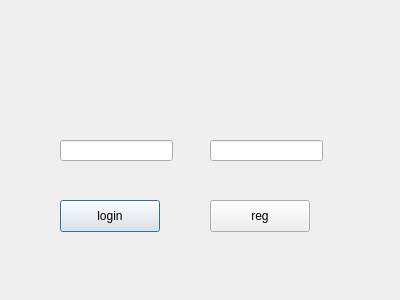
Qt form p2p_arbitration_app/login_dialog.ui (Boodeyman/p2p_arbitration) before a commit.
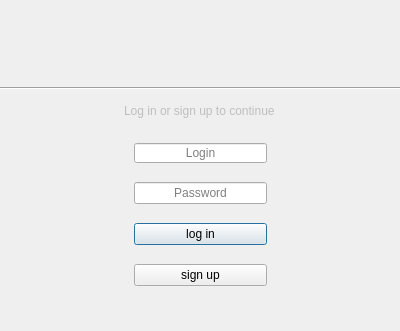
The same form after that commit. Icons and pictures are not drawn.

What changed in the file:
```diff
--- a/p2p_arbitration_app/login_dialog.ui
+++ b/p2p_arbitration_app/login_dialog.ui
@@ -2,66 +2,20 @@
 <ui version="4.0">
  <class>Dialog</class>
  <widget class="QDialog" name="Dialog">
+  <property name="enabled">
+   <bool>true</bool>
+  </property>
   <property name="geometry">
    <rect>
     <x>0</x>
     <y>0</y>
     <width>400</width>
-    <height>300</height>
+    <height>331</height>
    </rect>
   </property>
   <property name="windowTitle">
    <string>Dialog</string>
   </property>
-  <widget class="QPushButton" name="loginButton">
-   <property name="geometry">
-    <rect>
-     <x>60</x>
-     <y>200</y>
-     <width>100</width>
-     <height>32</height>
-    </rect>
-   </property>
-   <property name="text">
-    <string>login</string>
-   </property>
-  </widget>
-  <widget class="QLineEdit" name="usernameLineEdit">
-   <property name="geometry">
-    <rect>
-     <x>60</x>
-     <y>140</y>
-     <width>113</width>
-     <height>21</height>
-    </rect>
-   </property>
-  </widget>
-  <widget class="QLineEdit" name="passwordLineEdit">
-   <property name="geometry">
-    <rect>
-     <x>210</x>
-     <y>140</y>
-     <width>113</width>
-     <height>21</height>
-    </rect>
-   </property>
-   <property name="echoMode">
-    <enum>QLineEdit::Password</enum>
-   </property>
-  </widget>
-  <widget class="QPushButton" name="pushButton_2">
-   <property name="geometry">
-    <rect>
-     <x>210</x>
-     <y>200</y>
-     <width>100</width>
-     <height>32</height>
-    </rect>
-   </property>
-   <property name="text">
-    <string>reg</string>
-   </property>
-  </widget>
   <widget class="QLabel" name="label">
    <property name="geometry">
     <rect>
@@ -81,6 +35,176 @@
     <bool>true</bool>
    </property>
   </widget>
+  <widget class="QWidget" name="verticalLayoutWidget">
+   <property name="geometry">
+    <rect>
+     <x>0</x>
+     <y>130</y>
+     <width>401</width>
+     <height>171</height>
+    </rect>
+   </property>
+   <layout class="QGridLayout" name="gridLayout">
+    <item row="1" column="1">
+     <widget class="QLineEdit" name="usernameLineEdit">
+      <property name="enabled">
+       <bool>true</bool>
+      </property>
+      <property name="sizePolicy">
+       <sizepolicy hsizetype="Fixed" vsizetype="Fixed">
+        <horstretch>0</horstretch>
+        <verstretch>0</verstretch>
+       </sizepolicy>
+      </property>
+      <property name="maximumSize">
+       <size>
+        <width>200</width>
+        <height>20</height>
+       </size>
+      </property>
+      <property name="mouseTracking">
+       <bool>true</bool>
+      </property>
+      <property name="focusPolicy">
+       <enum>Qt::ClickFocus</enum>
+      </property>
+      <property name="inputMethodHints">
+       <set>Qt::ImhHiddenText|Qt::ImhNoAutoUppercase|Qt::ImhNoPredictiveText|Qt::ImhSensitiveData</set>
+      </property>
+      <property name="frame">
+       <bool>true</bool>
+      </property>
+      <property name="alignment">
+       <set>Qt::AlignCenter</set>
+      </property>
+      <property name="placeholderText">
+       <string>Login</string>
+      </property>
+      <property name="clearButtonEnabled">
+       <bool>false</bool>
+      </property>
+     </widget>
+    </item>
+    <item row="4" column="1">
+     <widget class="QPushButton" name="pushButton_2">
+      <property name="text">
+       <string>sign up</string>
+      </property>
+      <property name="autoDefault">
+       <bool>false</bool>
+      </property>
+      <property name="default">
+       <bool>false</bool>
+      </property>
+     </widget>
+    </item>
+    <item row="1" column="0">
+     <spacer name="horizontalSpacer">
+      <property name="orientation">
+       <enum>Qt::Horizontal</enum>
+      </property>
+      <property name="sizeHint" stdset="0">
+       <size>
+        <width>40</width>
+        <height>20</height>
+       </size>
+      </property>
+     </spacer>
+    </item>
+    <item row="3" column="1">
+     <widget class="QPushButton" name="loginButton">
+      <property name="sizePolicy">
+       <sizepolicy hsizetype="Ignored" vsizetype="Fixed">
+        <horstretch>0</horstretch>
+        <verstretch>0</verstretch>
+       </sizepolicy>
+      </property>
+      <property name="text">
+       <string>log in</string>
+      </property>
+      <property name="autoDefault">
+       <bool>false</bool>
+      </property>
+      <property name="default">
+       <bool>true</bool>
+      </property>
+     </widget>
+    </item>
+    <item row="2" column="1">
+     <widget class="QLineEdit" name="passwordLineEdit">
+      <property name="enabled">
+       <bool>true</bool>
+      </property>
+      <property name="focusPolicy">
+       <enum>Qt::ClickFocus</enum>
+      </property>
+      <property name="styleSheet">
+       <string notr="true"/>
+      </property>
+      <property name="echoMode">
+       <enum>QLineEdit::Password</enum>
+      </property>
+      <property name="alignment">
+       <set>Qt::AlignCenter</set>
+      </property>
+      <property name="placeholderText">
+       <string>Password</string>
+      </property>
+     </widget>
+    </item>
+    <item row="1" column="2">
+     <spacer name="horizontalSpacer_2">
+      <property name="orientation">
+       <enum>Qt::Horizontal</enum>
+      </property>
+      <property name="sizeHint" stdset="0">
+       <size>
+        <width>40</width>
+        <height>20</height>
+       </size>
+      </property>
+     </spacer>
+    </item>
+   </layout>
+  </widget>
+  <widget class="Line" name="line">
+   <property name="geometry">
+    <rect>
+     <x>0</x>
+     <y>80</y>
+     <width>401</width>
+     <height>16</height>
+    </rect>
+   </property>
+   <property name="orientation">
+    <enum>Qt::Horizontal</enum>
+   </property>
+  </widget>
+  <widget class="QLineEdit" name="lineEdit">
+   <property name="enabled">
+    <bool>false</bool>
+   </property>
+   <property name="geometry">
+    <rect>
+     <x>110</x>
+     <y>100</y>
+     <width>181</width>
+     <height>21</height>
+    </rect>
+   </property>
+   <property name="text">
+    <string>Log in or sign up to continue</string>
+   </property>
+   <property name="frame">
+    <bool>false</bool>
+   </property>
+   <property name="alignment">
+    <set>Qt::AlignCenter</set>
+   </property>
+   <property name="clearButtonEnabled">
+    <bool>false</bool>
+   </property>
+  </widget>
  </widget>
  <resources>
   <include location="resources.qrc"/>
```
